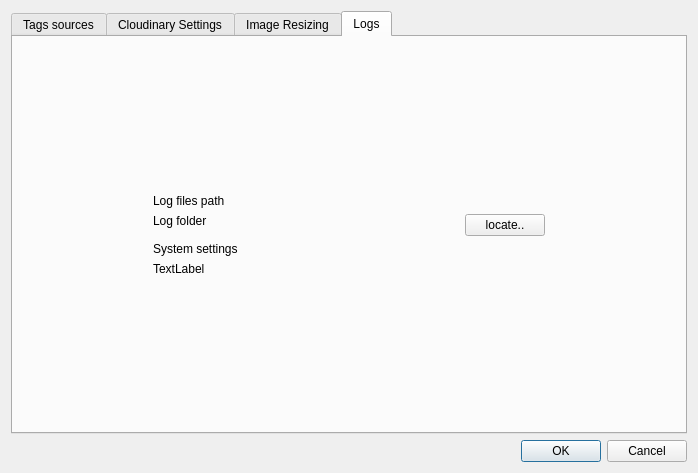
Qt form ui/settingsDialog.ui (infoPh83/happyTag) before a commit.
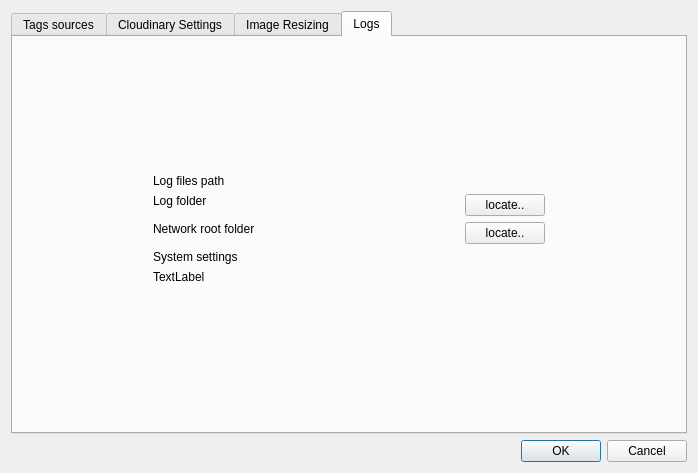
The same form after that commit. The open tabs and pages were chosen to show the change.

Commit message: Complete Folder Manager Phase 4: Settings & Main Window Integration

```diff
--- a/ui/settingsDialog.ui
+++ b/ui/settingsDialog.ui
@@ -489,7 +489,7 @@
           </spacer>
          </item>
          <item>
-          <layout class="QGridLayout" name="gridLayout_5" rowstretch="0,0,0,0" columnstretch="5,1,0">
+          <layout class="QGridLayout" name="gridLayout_5" rowstretch="0,0,0,0,0" columnstretch="5,1,0">
            <item row="1" column="1">
             <widget class="QPushButton" name="logFolder_button">
              <property name="text">
@@ -510,14 +510,34 @@
              </property>
             </widget>
            </item>
-           <item row="3" column="0">
+           <item row="2" column="0">
+            <widget class="QLabel" name="networkRootFolder_path">
+             <property name="text">
+              <string>Network root folder</string>
+             </property>
+             <property name="alignment">
+              <set>Qt::AlignLeading|Qt::AlignLeft|Qt::AlignTop</set>
+             </property>
+             <property name="wordWrap">
+              <bool>true</bool>
+             </property>
+            </widget>
+           </item>
+           <item row="2" column="1">
+            <widget class="QPushButton" name="networkRootFolder_button">
+             <property name="text">
+              <string>locate..</string>
+             </property>
+            </widget>
+           </item>
+           <item row="4" column="0">
             <widget class="QLabel" name="settingsPathLabel">
              <property name="text">
               <string>TextLabel</string>
              </property>
             </widget>
            </item>
-           <item row="2" column="0">
+           <item row="3" column="0">
             <widget class="QLabel" name="label_7">
              <property name="text">
               <string>System settings</string>
```
The commit also changes 22 other files.
